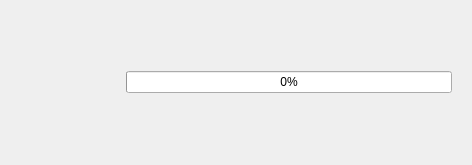
First picture: the form in src/AppImageUpdaterDialog.ui, repository antony-jr/QAppImageUpdate, before the edit.
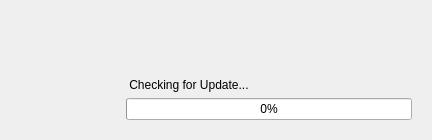
Second picture: the form after the edit.

Commit message: UI/UX: redesign checking for update dialog with progress bar.

The edit to the form file:
```diff
--- a/src/AppImageUpdaterDialog.ui
+++ b/src/AppImageUpdaterDialog.ui
@@ -9,8 +9,8 @@
    <rect>
     <x>0</x>
     <y>0</y>
-    <width>472</width>
-    <height>165</height>
+    <width>432</width>
+    <height>136</height>
    </rect>
   </property>
   <property name="windowTitle">
@@ -23,52 +23,50 @@
       <number>0</number>
      </property>
      <widget class="QWidget" name="checkForUpdate">
-      <layout class="QGridLayout" name="gridLayout_3">
-       <item row="0" column="0">
+      <layout class="QGridLayout" name="gridLayout_2">
+       <item row="0" column="1">
         <layout class="QGridLayout" name="checkForUpdateLayout">
-         <item row="8" column="0">
-          <widget class="QLabel" name="softwareIcon">
-           <property name="minimumSize">
-            <size>
-             <width>100</width>
-             <height>100</height>
-            </size>
-           </property>
-           <property name="maximumSize">
-            <size>
-             <width>100</width>
-             <height>100</height>
-            </size>
-           </property>
-           <property name="text">
-            <string/>
-           </property>
-           <property name="scaledContents">
-            <bool>true</bool>
-           </property>
-          </widget>
-         </item>
-         <item row="8" column="1">
+         <item row="2" column="1">
           <widget class="QProgressBar" name="updateCheckProgressBar">
-           <property name="layoutDirection">
-            <enum>Qt::LeftToRight</enum>
-           </property>
            <property name="value">
             <number>0</number>
            </property>
-           <property name="textVisible">
-            <bool>true</bool>
+          </widget>
+         </item>
+         <item row="0" column="1">
+          <widget class="QLabel" name="label">
+           <property name="text">
+            <string> Checking for Update...</string>
            </property>
-           <property name="invertedAppearance">
-            <bool>false</bool>
-           </property>
-           <property name="format">
-            <string>%p%</string>
+           <property name="alignment">
+            <set>Qt::AlignBottom|Qt::AlignLeading|Qt::AlignLeft</set>
            </property>
           </widget>
          </item>
         </layout>
        </item>
+       <item row="0" column="0">
+        <widget class="QLabel" name="softwareIcon">
+         <property name="minimumSize">
+          <size>
+           <width>100</width>
+           <height>100</height>
+          </size>
+         </property>
+         <property name="maximumSize">
+          <size>
+           <width>100</width>
+           <height>100</height>
+          </size>
+         </property>
+         <property name="text">
+          <string/>
+         </property>
+         <property name="scaledContents">
+          <bool>true</bool>
+         </property>
+        </widget>
+       </item>
       </layout>
      </widget>
      <widget class="QWidget" name="updating">
```
Left out of the diff: 62 changed lines with no effect on the pictures. The commit also changes 1 other file.
